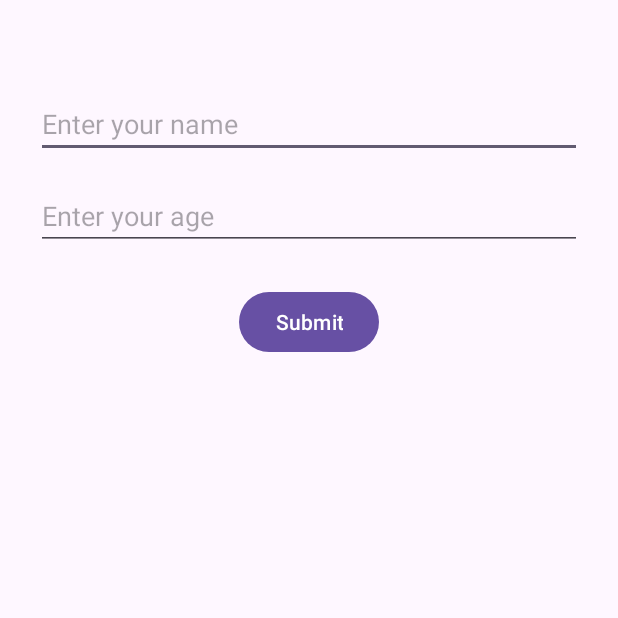
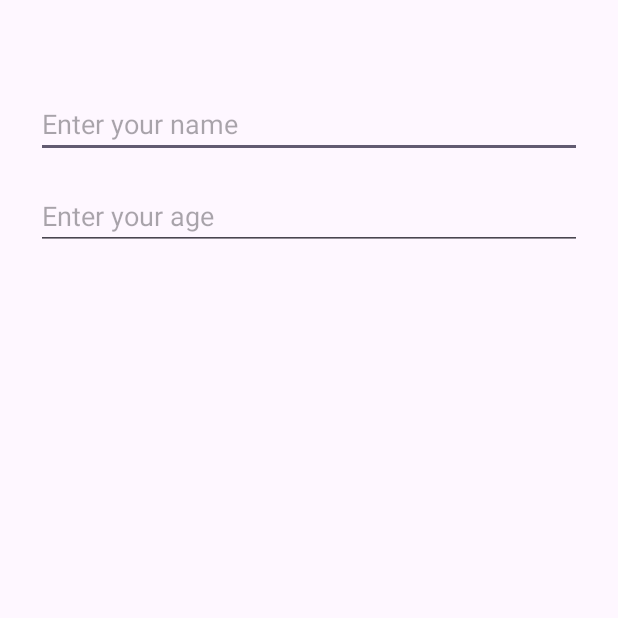
Before and after one commit to keyarvi/NutriMateApp, an Android app: the Test screen opened directly, with no data from a screen before it, on a phone screen of 412 x 824 dp, the top half of it. Run offline under Robolectric (Android 15) with nearby library versions, the phone set to English and light mode, and no system bars.

Commit message:
Remove Button

```diff
--- a/app/src/main/res/layout/activity_test.xml
+++ b/app/src/main/res/layout/activity_test.xml
@@ -30,14 +30,4 @@
         android:layout_marginTop="16dp"
         android:layout_marginHorizontal="24dp" />
 
-    <Button
-        android:id="@+id/buttonSubmit"
-        android:layout_width="wrap_content"
-        android:layout_height="wrap_content"
-        android:text="Submit"
-        app:layout_constraintTop_toBottomOf="@+id/editTextAge"
-        app:layout_constraintStart_toStartOf="parent"
-        app:layout_constraintEnd_toEndOf="parent"
-        android:layout_marginTop="24dp" />
-
 </androidx.constraintlayout.widget.ConstraintLayout>
```
